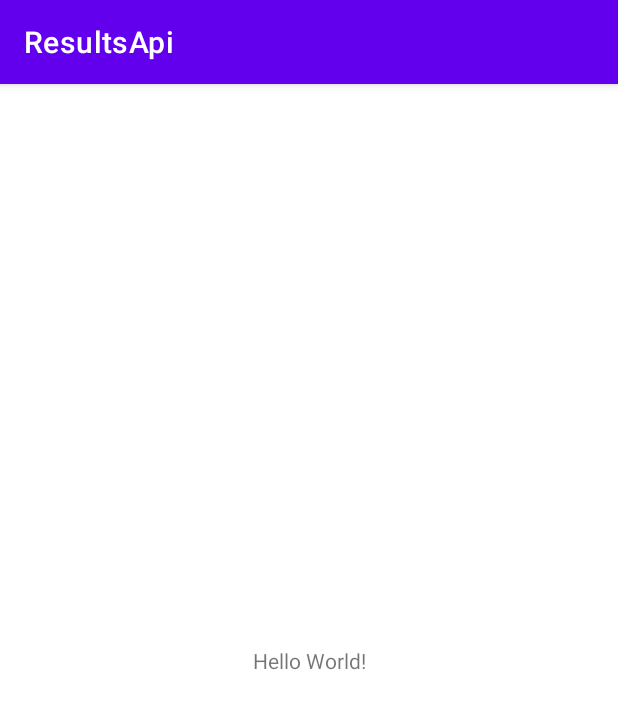
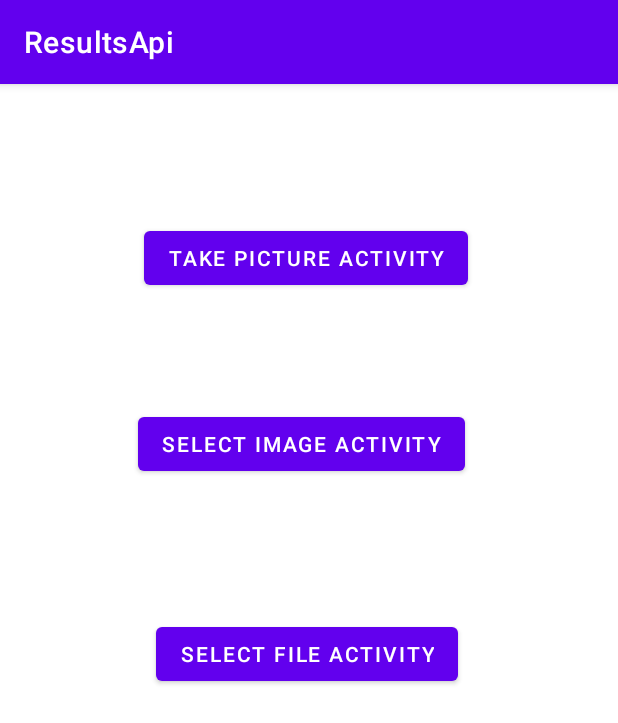
Before and after one commit to AllTeach/ResultsApi, an Android app: the screen it shows after launch (MainActivity), on a phone screen of 412 x 824 dp. Shown: the top 723 px of the screen. Run offline under Robolectric (Android 15) with nearby library versions, the phone set to English and light mode, and no system bars.

Commit message:
First draft
not implemented yet take picture, custom broadcast and permissions

```diff
--- a/app/src/main/res/layout/activity_main.xml
+++ b/app/src/main/res/layout/activity_main.xml
@@ -6,13 +6,37 @@
     android:layout_height="match_parent"
     tools:context=".MainActivity">
 
-    <TextView
+
+    <Button
+        android:id="@+id/button3"
         android:layout_width="wrap_content"
         android:layout_height="wrap_content"
-        android:text="Hello World!"
-        app:layout_constraintBottom_toBottomOf="parent"
-        app:layout_constraintLeft_toLeftOf="parent"
-        app:layout_constraintRight_toRightOf="parent"
+        android:layout_marginStart="96dp"
+        android:layout_marginTop="92dp"
+        android:onClick="gotoPictureActivity"
+        android:text="Take Picture Activity"
+        app:layout_constraintStart_toStartOf="parent"
         app:layout_constraintTop_toTopOf="parent" />
 
+    <Button
+        android:id="@+id/button4"
+        android:layout_width="wrap_content"
+        android:layout_height="wrap_content"
+        android:layout_marginStart="92dp"
+        android:layout_marginTop="76dp"
+        android:onClick="gotoSelectImage"
+        android:text="Select Image Activity"
+        app:layout_constraintStart_toStartOf="parent"
+        app:layout_constraintTop_toBottomOf="@+id/button3" />
+
+    <Button
+        android:id="@+id/button5"
+        android:layout_width="wrap_content"
+        android:layout_height="wrap_content"
+        android:layout_marginStart="104dp"
+        android:layout_marginTop="92dp"
+        android:text="Select File Activity"
+        android:onClick="gotoSelectFile"
+        app:layout_constraintStart_toStartOf="parent"
+        app:layout_constraintTop_toBottomOf="@+id/button4" />
 </androidx.constraintlayout.widget.ConstraintLayout>
```
Also changed, not shown: app/build.gradle (added, +38 -0 lines), app/src/main/AndroidManifest.xml (+15 -0 lines), app/src/main/java/com/example/resultsapi/ActivitySelectFile.java (added, +77 -0 lines), app/src/main/java/com/example/resultsapi/ActivitySelectImage.java (added, +50 -0 lines), app/src/main/java/com/example/resultsapi/ActivityTakePicture.java (added, +14 -0 lines), app/src/main/java/com/example/resultsapi/ActivityUsingCustomContract.java (added, +14 -0 lines), app/src/main/java/com/example/resultsapi/MainActivity.java (+32 -0 lines), app/src/main/java/com/example/resultsapi/PermissionActivity.java (added, +14 -0 lines), app/src/main/res/layout/activity_permission.xml (added, +9 -0 lines), app/src/main/res/layout/activity_select_file.xml (added, +46 -0 lines), app/src/main/res/layout/activity_select_image.xml (added, +29 -0 lines), app/src/main/res/layout/activity_take_picture.xml (added, +9 -0 lines), app/src/main/res/layout/activity_using_custom_contract.xml (added, +9 -0 lines), 2 other files.
